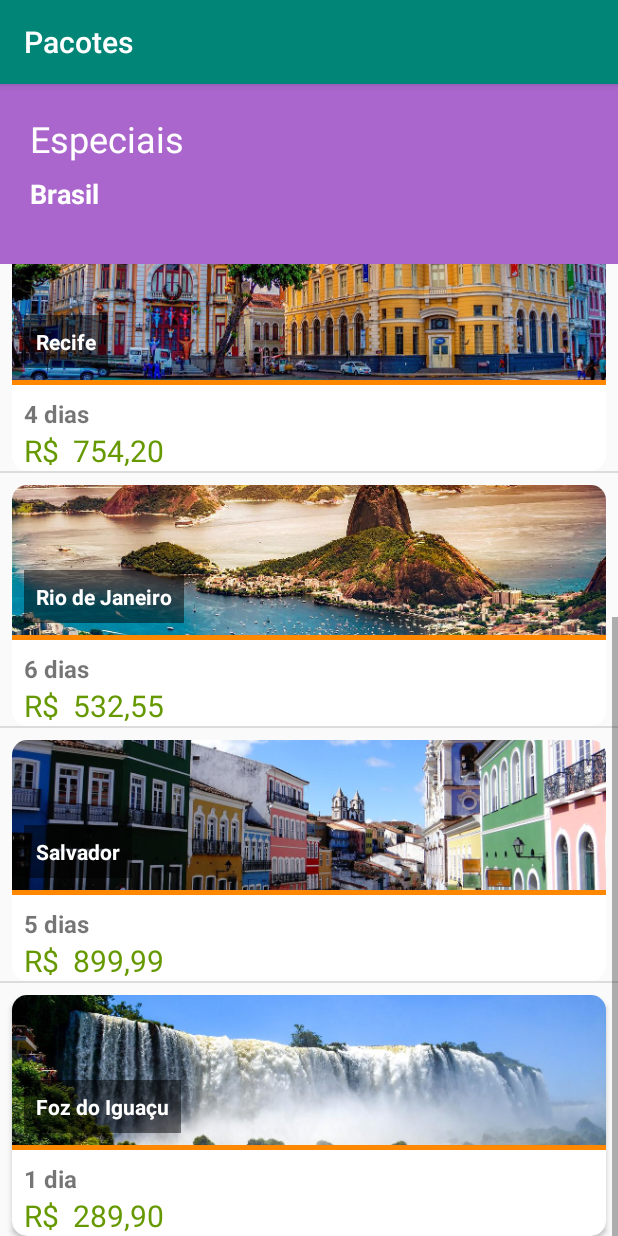
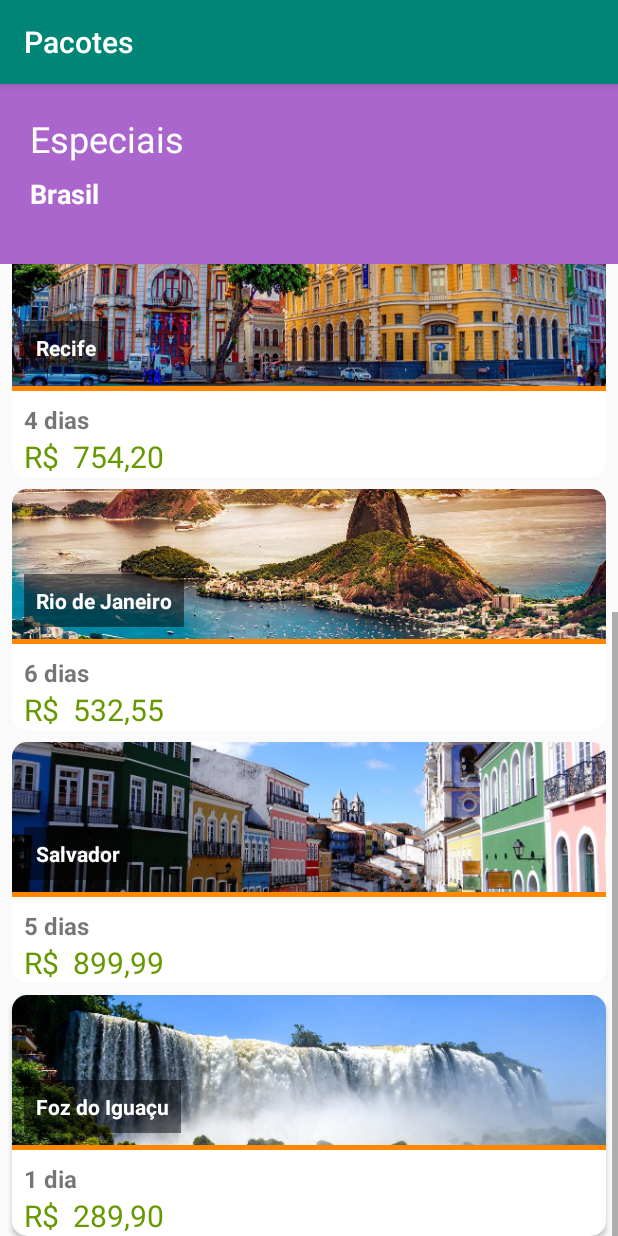
Before and after one commit to raulkfernandes/EasyTravel, an Android app: the screen it shows after launch (PackageListActivity), scrolled down 453 dp, on a phone screen of 412 x 824 dp. Run offline under Robolectric (Android 15) with nearby library versions, the phone set to English and light mode, and no system bars.

Commit message:
Refactoring PackageListActivity layout

```diff
--- a/app/src/main/res/layout/activity_package_list.xml
+++ b/app/src/main/res/layout/activity_package_list.xml
@@ -4,13 +4,13 @@
     xmlns:app="http://schemas.android.com/apk/res-auto"
     xmlns:tools="http://schemas.android.com/tools"
     android:layout_width="match_parent"
-    android:layout_height="match_parent"
-    tools:context=".ui.activity.PackageListActivity">
+    android:layout_height="match_parent">
 
     <ImageView
         android:id="@+id/activity_package_list_banner"
         android:layout_width="0dp"
         android:layout_height="120dp"
+        android:contentDescription="@string/image_description"
         app:layout_constraintBottom_toBottomOf="parent"
         app:layout_constraintEnd_toEndOf="parent"
         app:layout_constraintStart_toStartOf="parent"
@@ -23,22 +23,22 @@
         android:layout_width="wrap_content"
         android:layout_height="wrap_content"
         android:layout_margin="20dp"
-        android:text="Especiais"
+        android:text="@string/package_list_title"
         android:textColor="@android:color/white"
         android:textSize="24sp"
-        app:layout_constraintBottom_toBottomOf="parent"
-        app:layout_constraintEnd_toEndOf="parent"
+        app:layout_constraintBottom_toBottomOf="@id/activity_package_list_banner"
+        app:layout_constraintEnd_toEndOf="@id/activity_package_list_banner"
         app:layout_constraintHorizontal_bias="0.0"
-        app:layout_constraintStart_toStartOf="parent"
-        app:layout_constraintTop_toTopOf="parent"
+        app:layout_constraintStart_toStartOf="@id/activity_package_list_banner"
+        app:layout_constraintTop_toTopOf="@id/activity_package_list_banner"
         app:layout_constraintVertical_bias="0.0" />
 
     <TextView
-        android:id="@+id/activity_package_list_subtitle"
+        android:id="@+id/activity_package_list_country"
         android:layout_width="wrap_content"
         android:layout_height="wrap_content"
         android:layout_marginTop="8dp"
-        android:text="Brasil"
+        android:text="@string/package_list_country"
         android:textColor="@android:color/white"
         android:textSize="18sp"
         android:textStyle="bold"
@@ -49,6 +49,8 @@
         android:id="@+id/activity_package_list_listview"
         android:layout_width="0dp"
         android:layout_height="0dp"
+        android:divider="@null"
+        android:dividerHeight="0dp"
         app:layout_constraintBottom_toBottomOf="parent"
         app:layout_constraintEnd_toEndOf="parent"
         app:layout_constraintHorizontal_bias="0.0"
--- a/app/src/main/res/values/strings.xml
+++ b/app/src/main/res/values/strings.xml
@@ -1,3 +1,6 @@
 <resources>
     <string name="app_name">EasyTravel</string>
+    <string name="image_description">Initial Banner</string>
+    <string name="package_list_title">Especiais</string>
+    <string name="package_list_country">Brasil</string>
 </resources>
```
